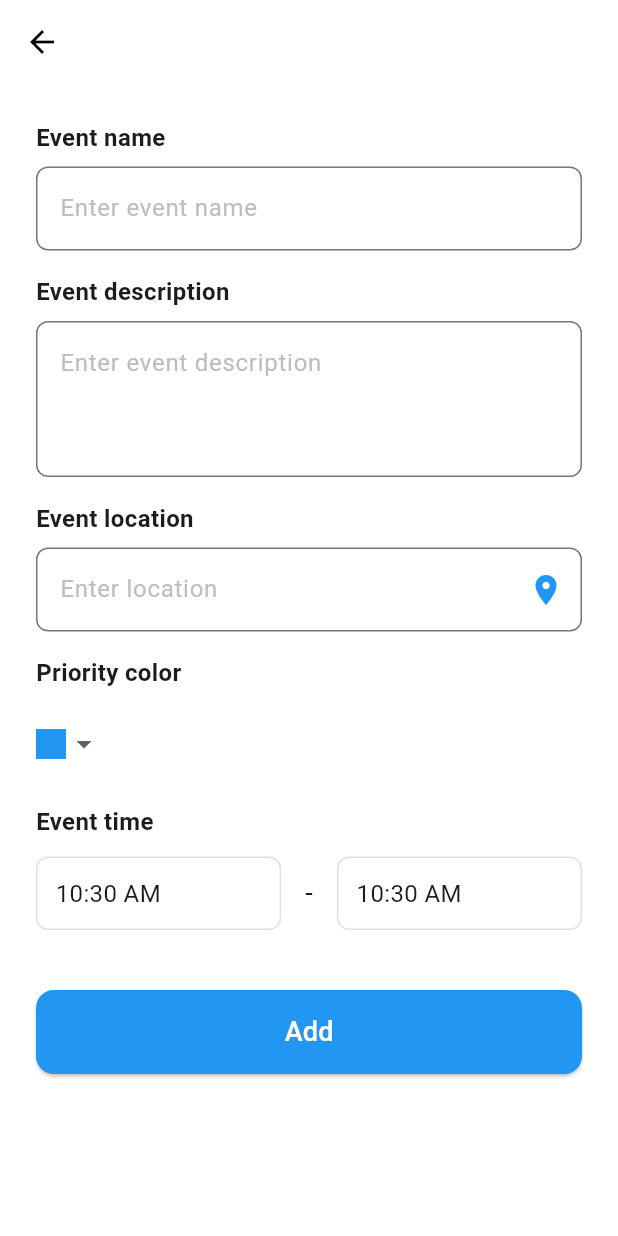
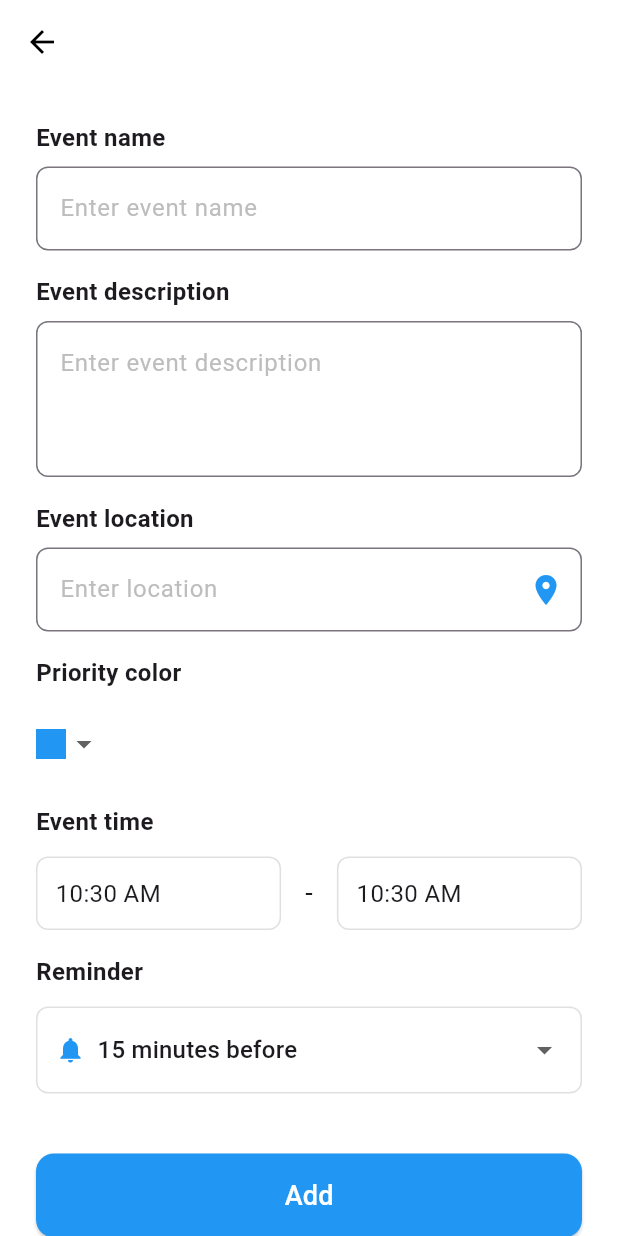
Before and after one commit to BekhruzMakhmudov/schedule_event, a Flutter app: the screen it shows after launch, after a tap on "+ Add Event", on a phone screen of 412 x 824 dp. Run offline on Flutter 3.47's test engine with Material 3 defaults, Android fonts, the light colour scheme and no system bars; our stand-ins replace equatable, flutter_bloc, flutter_local_notifications, sqflite, timezone; accounts and stored records are empty.

Commit message:
Added notification for reminder time

```diff
--- /dev/null
+++ b/devtools_options.yaml
@@ -0,0 +1,3 @@
+description: This file stores settings for Dart & Flutter DevTools.
+documentation: https://docs.flutter.dev/tools/devtools/extensions#configure-extension-enablement-states
+extensions:
--- /dev/null
+++ b/lib/core/services/notification_service.dart
@@ -0,0 +1,114 @@
+import 'dart:io';
+import 'package:flutter/foundation.dart';
+import 'package:flutter_local_notifications/flutter_local_notifications.dart';
+import 'package:timezone/timezone.dart' as tz;
+import 'package:timezone/data/latest.dart' as tz;
+
+class NotificationService {
+  static final NotificationService _instance = NotificationService._internal();
+  factory NotificationService() => _instance;
+  NotificationService._internal();
+
+  final FlutterLocalNotificationsPlugin _notifications = FlutterLocalNotificationsPlugin();
+
+  Future<void> initialize() async {
+    tz.initializeTimeZones();
+
+    const androidSettings = AndroidInitializationSettings('@mipmap/ic_launcher');
+    const iosSettings = DarwinInitializationSettings(
+      requestAlertPermission: true,
+      requestBadgePermission: true,
+      requestSoundPermission: true,
+    );
+
+    const initSettings = InitializationSettings(
+      android: androidSettings,
+      iOS: iosSettings,
+    );
+
+    await _notifications.initialize(
+      initSettings,
+      onDidReceiveNotificationResponse: _onNotificationTapped,
+    );
+
+    await _requestPermissions();
+  }
+
+  Future<void> _requestPermissions() async {
+    if (Platform.isAndroid) {
+      final androidPlugin = _notifications.resolvePlatformSpecificImplementation<AndroidFlutterLocalNotificationsPlugin>();
+      await androidPlugin?.requestNotificationsPermission();
+      await androidPlugin?.requestExactAlarmsPermission();
+    } else if (Platform.isIOS) {
+      final iosPlugin = _notifications.resolvePlatformSpecificImplementation<IOSFlutterLocalNotificationsPlugin>();
+      await iosPlugin?.requestPermissions(
+        alert: true,
+        badge: true,
+        sound: true,
+      );
+    }
+  }
+
+  void _onNotificationTapped(NotificationResponse response) {
+    debugPrint('Notification tapped: ${response.payload}');
+  }
+
+  Future<void> scheduleEventReminder({
+    required int eventId,
+    required String eventTitle,
+    required String eventDescription,
+    required DateTime eventStartTime,
+    required int reminderMinutes,
+  }) async {
+    final scheduledDate = eventStartTime.subtract(Duration(minutes: reminderMinutes));
+
+    // Don't schedule if the reminder time is in the past
+    if (scheduledDate.isBefore(DateTime.now())) {
+      return;
+    }
+
+    const androidDetails = AndroidNotificationDetails(
+      'event_reminders',
+      'Event Reminders',
+      channelDescription: 'Notifications for upcoming events',
+      importance: Importance.high,
+      priority: Priority.high,
+      showWhen: true,
+    );
+
+    const iosDetails = DarwinNotificationDetails(
+      presentAlert: true,
+      presentBadge: true,
+      presentSound: true,
+    );
+
+    const notificationDetails = NotificationDetails(
+      android: androidDetails,
+      iOS: iosDetails,
+    );
+
+    final scheduledTz = tz.TZDateTime.from(scheduledDate, tz.local);
+
+    await _notifications.zonedSchedule(
+      eventId,
+      'Upcoming Event: $eventTitle',
+      'Event starts in $reminderMinutes minutes${eventDescription.isNotEmpty ? '\n$eventDescription' : ''}',
+      scheduledTz,
+      notificationDetails,
+      androidScheduleMode: AndroidScheduleMode.exactAllowWhileIdle,
+      uiLocalNotificationDateInterpretation: UILocalNotificationDateInterpretation.absoluteTime,
+    );
+  }
+
+  Future<void> cancelNotification(int eventId) async {
+    await _notifications.cancel(eventId);
+  }
+
+  Future<void> cancelAllNotifications() async {
+    await _notifications.cancelAll();
+  }
+
+  Future<List<PendingNotificationRequest>> getPendingNotifications() async {
+    return await _notifications.pendingNotificationRequests();
+  }
+}
--- a/lib/features/events/data/models/event_model.dart
+++ b/lib/features/events/data/models/event_model.dart
@@ -10,6 +10,7 @@ class EventModel extends Event {
     required super.color,
     required super.startDateTime,
     required super.endDateTime,
+    super.reminderTime = 15,
   });
 
   factory EventModel.fromMap(Map<String, dynamic> map) {
@@ -21,6 +22,7 @@ class EventModel extends Event {
       color: map['color'],
       startDateTime: map['startDateTime'],
       endDateTime: map['endDateTime'],
+      reminderTime: map['reminderTime'] as int? ?? 15,
     );
   }
 
@@ -33,6 +35,7 @@ class EventModel extends Event {
       'color': color,
       'startDateTime': startDateTime,
       'endDateTime': endDateTime,
+      'reminderTime': reminderTime,
     };
   }
 }
--- a/lib/features/events/domain/entities/event.dart
+++ b/lib/features/events/domain/entities/event.dart
@@ -10,7 +10,7 @@ class Event extends Equatable {
   final DateTime startDateTime;
   final DateTime endDateTime;
   final Color color;
-  final String reminderTime;
+  final int reminderTime;
 
   const Event({
     required this.id,
@@ -20,11 +20,23 @@ class Event extends Equatable {
     required this.startDateTime,
     required this.endDateTime,
     required this.color,
-    this.reminderTime = "15 minutes before",
+    this.reminderTime = 15,
   });
 
   String get timeRange =>
       '${DateFormat('HH:mm').format(startDateTime)}-${DateFormat('HH:mm').format(endDateTime)}';
+
+  String get reminderTimeFormatted {
+    if (reminderTime >= 1440) {
+      final days = reminderTime ~/ 1440;
+      return '$days day${days == 1 ? '' : 's'} before';
+    } else if (reminderTime >= 60) {
+      final hours = reminderTime ~/ 60;
+      return '$hours hour${hours == 1 ? '' : 's'} before';
+    } else {
+      return '$reminderTime minute${reminderTime == 1 ? '' : 's'} before';
+    }
+  }
 
   @override
   List<Object?> get props => [
--- a/lib/features/events/presentation/pages/add_event_page.dart
+++ b/lib/features/events/presentation/pages/add_event_page.dart
@@ -1,5 +1,6 @@
 import 'package:flutter/material.dart';
 import '../../domain/entities/event.dart';
+import '../../../../core/services/notification_service.dart';
 
 class AddEventPage extends StatefulWidget {
   final Function(Event) onEventAdded;
@@ -23,8 +24,18 @@ class _AddEventPageState extends State<AddEventPage> {
   Color _selectedColor = Colors.blue;
   TimeOfDay _startTime = TimeOfDay.now();
   TimeOfDay _endTime = TimeOfDay.now();
+  int _reminderTime = 15;
 
   final _colorOptions = [Colors.blue, Colors.orange, Colors.red];
+  final _reminderOptions = {
+    5: '5 minutes before',
+    10: '10 minutes before',
+    15: '15 minutes before',
+    30: '30 minutes before',
+    60: '1 hour before',
+    120: '2 hours before',
+    1440: '1 day before',
+  };
 
   DateTime combineDateAndTime(DateTime date, TimeOfDay time) {
     return DateTime(date.year, date.month, date.day, time.hour, time.minute);
@@ -124,7 +135,8 @@ class _AddEventPageState extends State<AddEventPage> {
                 alignment: Alignment.center,
                 underline: Container(),
                 dropdownColor: Colors.white,
-                items: _colorOptions.map<DropdownMenuItem<Color>>((Color color) {
+                items:
+                    _colorOptions.map<DropdownMenuItem<Color>>((Color color) {
                   return DropdownMenuItem<Color>(
                     value: color,
                     child: Container(width: 20, height: 20, color: color),
@@ -191,12 +203,49 @@ class _AddEventPageState extends State<AddEventPage> {
                   ),
                 ],
               ),
+              const SizedBox(height: 16),
+              const Text('Reminder',
+                  style: TextStyle(fontSize: 16, fontWeight: FontWeight.bold)),
+              const SizedBox(height: 12),
+              Container(
+                padding:
+                    const EdgeInsets.symmetric(horizontal: 12, vertical: 4),
+                decoration: BoxDecoration(
+                  border: Border.all(color: Colors.grey[300]!),
+                  borderRadius: BorderRadius.circular(8),
+                ),
+                child: DropdownButton<int>(
+                  value: _reminderTime,
+                  onChanged: (int? newValue) {
+                    setState(() {
+                      _reminderTime = newValue!;
+                    });
+                  },
+                  isExpanded: true,
+                  dropdownColor: Colors.white,
+                  underline: Container(),
+                  items: _reminderOptions.entries
+                      .map<DropdownMenuItem<int>>((entry) {
+                    return DropdownMenuItem<int>(
+                      value: entry.key,
+                      child: Row(
+                        children: [
+                          const Icon(Icons.notifications,
+                              color: Colors.blue, size: 20),
+                          const SizedBox(width: 8),
+                          Text(entry.value),
+                        ],
+                      ),
+                    );
+                  }).toList(),
+                ),
+              ),
               const SizedBox(height: 40),
               SizedBox(
                 width: double.infinity,
                 height: 56,
                 child: ElevatedButton(
-                  onPressed: () {
+                  onPressed: () async {
                     if (_nameController.text.isNotEmpty) {
                       final start =
                           combineDateAndTime(widget.selectedDate, _startTime);
@@ -220,6 +269,16 @@ class _AddEventPageState extends State<AddEventPage> {
                         startDateTime: start,
                         endDateTime: end,
                         color: _selectedColor,
+                        reminderTime: _reminderTime,
+                      );
+
+                      // Schedule notification
+                      await NotificationService().scheduleEventReminder(
+                        eventId: event.id!,
+                        eventTitle: event.title,
+                        eventDescription: event.description,
+                        eventStartTime: event.startDateTime,
+                        reminderMinutes: event.reminderTime,
                       );
 
                       widget.onEventAdded(event);
--- a/lib/features/events/presentation/pages/event_details_page.dart
+++ b/lib/features/events/presentation/pages/event_details_page.dart
@@ -132,7 +132,7 @@ class EventDetailsPage extends StatelessWidget {
                   ),
                   const SizedBox(height: 8),
                   Text(
-                    event.reminderTime,
+                    event.reminderTimeFormatted,
                     style: TextStyle(
                       fontSize: 16,
                       color: Colors.grey[600],
@@ -156,7 +156,8 @@ class EventDetailsPage extends StatelessWidget {
                   ),
                   const Spacer(),
                   Padding(
-                    padding: const EdgeInsets.symmetric(horizontal: 8,vertical: 32),
+                    padding:
+                        const EdgeInsets.symmetric(horizontal: 8, vertical: 32),
                     child: SizedBox(
                       width: double.infinity,
                       height: 56,
--- a/lib/main.dart
+++ b/lib/main.dart
@@ -1,7 +1,10 @@
 import 'package:flutter/material.dart';
 import 'package:schedule_event/features/events/presentation/pages/calendar_page.dart';
+import 'package:schedule_event/core/services/notification_service.dart';
 
-void main() {
+void main() async {
+  WidgetsFlutterBinding.ensureInitialized();
+  await NotificationService().initialize();
   runApp(const MyApp());
 }
 
--- a/pubspec.yaml
+++ b/pubspec.yaml
@@ -39,6 +39,8 @@ dependencies:
   path: ^1.9.0
   equatable: ^2.0.7
   intl: ^0.20.2
+  flutter_local_notifications: ^17.2.2
+  timezone: ^0.9.4
 
 dev_dependencies:
   flutter_test:
```
Also changed, not shown: lib/core/database/app_database.dart (+15 -4 lines), pubspec.lock, 3 other files.
